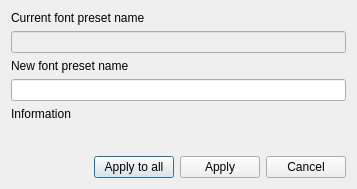
This is Tools/QuickEd/UI/DialogEditPresetName.ui in xaoctech/dava.engine as Qt 5 draws it before an edit. The edited form follows.
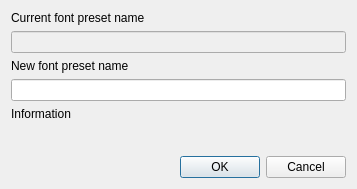
This is the edited form.

```diff
--- a/Tools/QuickEd/UI/DialogEditPresetName.ui
+++ b/Tools/QuickEd/UI/DialogEditPresetName.ui
@@ -75,45 +75,11 @@
     </spacer>
    </item>
    <item>
-    <layout class="QHBoxLayout" name="horizontalLayout">
-     <item>
-      <spacer name="horizontalSpacer">
-       <property name="orientation">
-        <enum>Qt::Horizontal</enum>
-       </property>
-       <property name="sizeHint" stdset="0">
-        <size>
-         <width>40</width>
-         <height>20</height>
-        </size>
-       </property>
-      </spacer>
-     </item>
-     <item>
-      <widget class="QPushButton" name="pushButton_applyToAll">
-       <property name="toolTip">
-        <string>Will change preset in all controls for current document</string>
-       </property>
-       <property name="text">
-        <string>Apply to all</string>
-       </property>
-      </widget>
-     </item>
-     <item>
-      <widget class="QPushButton" name="pushButton_apply">
-       <property name="text">
-        <string>Apply</string>
-       </property>
-      </widget>
-     </item>
-     <item>
-      <widget class="QPushButton" name="pushButton_cancel">
-       <property name="text">
-        <string>Cancel</string>
-       </property>
-      </widget>
-     </item>
-    </layout>
+    <widget class="QDialogButtonBox" name="buttonBox">
+     <property name="standardButtons">
+      <set>QDialogButtonBox::Cancel|QDialogButtonBox::Ok</set>
+     </property>
+    </widget>
    </item>
   </layout>
  </widget>
```
